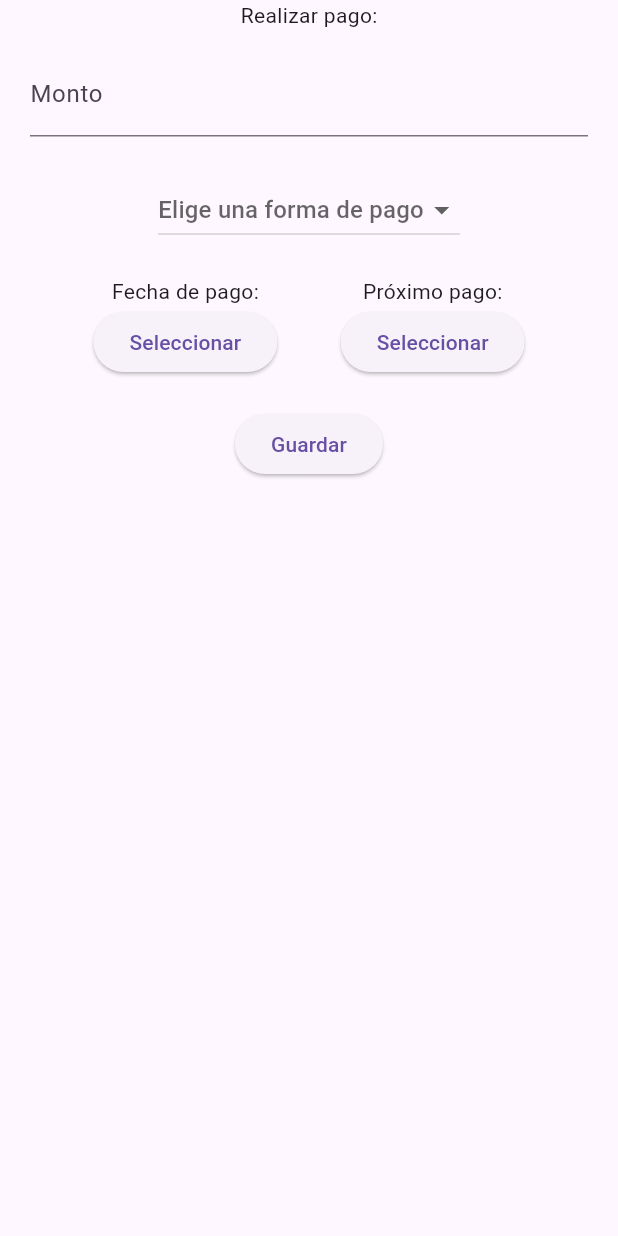
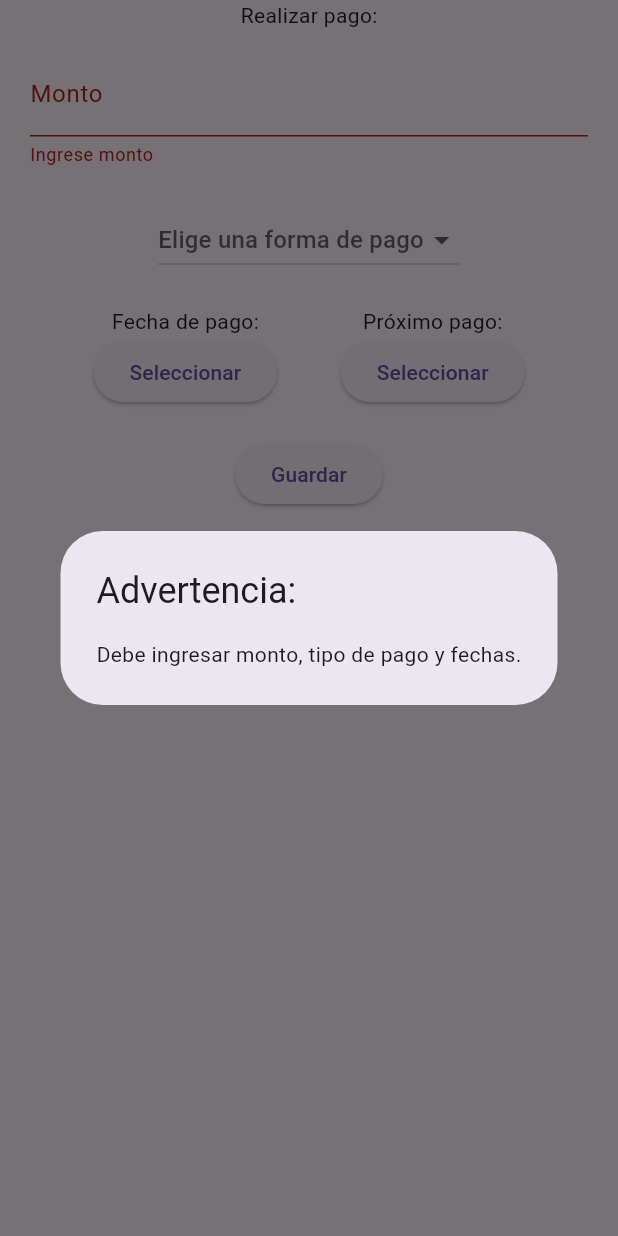
Before and after one commit to BetoCristobal/myGym, a Flutter app: the FormAgregarEditarPago widget shown alone on an empty page, opened directly, after a tap on "Guardar", on a phone screen of 412 x 824 dp. Run offline on Flutter 3.47's test engine with Material 3 defaults, Android fonts, the light colour scheme and no system bars; our stand-ins replace sqflite; accounts and stored records are empty.

Commit message:
Agregue funcionalidad Form agregar pago, falta boton guardar

```diff
--- a/lib/providers/pago_provider.dart
+++ b/lib/providers/pago_provider.dart
@@ -29,7 +29,7 @@ class PagoProvider extends ChangeNotifier {
         tipoPago: tipoPago
       );
       await pagoRepo.insertPago(nuevoPago);
-      print("Se agrego nuevo pago: $nuevoPago");
+      print("✅Se agrego nuevo pago: $nuevoPago");
     }catch(e) {
       print("❌Error al agregar pago: $e");
     }
--- a/lib/widgets/ClienteScreen/PopUpMenu/form_agregar_editar_pago.dart
+++ b/lib/widgets/ClienteScreen/PopUpMenu/form_agregar_editar_pago.dart
@@ -1,10 +1,13 @@
 import 'package:flutter/material.dart';
+import 'package:intl/intl.dart';
+import 'package:my_gym_oficial/data/models/pago_model.dart';
+import 'package:my_gym_oficial/utils/seleccionar_fecha.dart';
 
 class FormAgregarEditarPago extends StatefulWidget {
-
+  final PagoModel? pagoEditar;
   final bool estaEditando;
 
-  const FormAgregarEditarPago({super.key, required this.estaEditando});
+  const FormAgregarEditarPago({super.key, required this.estaEditando, this.pagoEditar});
 
   @override
   State<FormAgregarEditarPago> createState() => _FormAgregarEditarPagoState();
@@ -12,10 +15,38 @@ class FormAgregarEditarPago extends StatefulWidget {
 
 class _FormAgregarEditarPagoState extends State<FormAgregarEditarPago> {
 
+  final GlobalKey<FormState> formKeyPagos = GlobalKey<FormState>();
+  TextEditingController montoController = TextEditingController();
+
+  DateTime? fechaPago;
+  String txtFechaPago = "Seleccionar";
+  DateTime? fechaProximoPago;
+  String txtFechaProximoPago = 'Seleccionar';
+
   final List<String> options = ['Efectivo', 'Tarjeta', 'Transferencia'];
   String? valorDropDownButton;
 
-  TextEditingController montoController = TextEditingController();
+  @override
+  void initState() {
+    super.initState();
+    if(widget.estaEditando == true) {
+      montoController = TextEditingController(text: widget.pagoEditar!.montoPago.toString());
+
+      valorDropDownButton = widget.pagoEditar!.tipoPago;
+
+      fechaPago = widget.pagoEditar!.fechaPago;
+      fechaProximoPago = widget.pagoEditar!.proximaFechaPago;
+
+      txtFechaPago = DateFormat("dd-MM-yyyy").format(fechaPago!);
+      txtFechaProximoPago = DateFormat("dd-MM-yyyy").format(fechaProximoPago!);
+    }
+    /*
+    montoController = TextEditingController(
+      text: widget.estaEditando == true ? widget.pagoEditar?.montoPago.toString() : "");
+    fechaPago = widget.estaEditando == true ? widget.pagoEditar?.fechaPago : null;
+    fechaProximoPago = widget.estaEditando == true ? widget.pagoEditar?.proximaFechaPago : null;
+    */
+  }
 
   @override
   Widget build(BuildContext context) {
@@ -23,6 +54,7 @@ class _FormAgregarEditarPagoState extends State<FormAgregarEditarPago> {
       child: Padding(
         padding: EdgeInsets.only(bottom: MediaQuery.of(context).viewInsets.bottom),
         child: Form(
+          key: formKeyPagos,
           child: Container(
             padding: EdgeInsets.symmetric(horizontal: 20),
             child: Column(
@@ -69,10 +101,16 @@ class _FormAgregarEditarPagoState extends State<FormAgregarEditarPago> {
                       Column(
                         children: [
                           Text("Fecha de pago:"),
-
                           ElevatedButton(
-                            onPressed: () {},
-                            child: Text(widget.estaEditando == false ? "Seleccionar" : "")
+                            onPressed: () async {
+                              fechaPago = await seleccionarFecha(context);
+                              if(fechaPago != null){
+                                setState(() {
+                                  txtFechaPago = DateFormat("dd-MM-yyyy").format(fechaPago!);
+                                });
+                              }
+                            },
+                            child: Text(txtFechaPago)
                           ),
                         ],
                       ),
@@ -81,10 +119,16 @@ class _FormAgregarEditarPagoState extends State<FormAgregarEditarPago> {
                       Column(
                         children: [
                           Text("Próximo pago:"),
-
                           ElevatedButton(
-                            onPressed: () {},
-                            child: Text(widget.estaEditando == false ? "Seleccionar" : "")
+                            onPressed: () async {
+                              fechaProximoPago = await seleccionarFecha(context);
+                              if(fechaProximoPago != null) {
+                                setState(() {
+                                  txtFechaProximoPago = DateFormat('dd-MM-yyyy').format(fechaProximoPago!);
+                                });
+                              }
+                            },
+                            child: Text(txtFechaProximoPago)
                           ),
                         ],
                       ),
@@ -95,7 +139,21 @@ class _FormAgregarEditarPagoState extends State<FormAgregarEditarPago> {
                 Container(
                   margin: EdgeInsets.only(top: 10, bottom: 20),
                   child: ElevatedButton(
-                    onPressed: () {},
+                    onPressed: () {
+                      if(formKeyPagos.currentState!.validate() && fechaPago != null && fechaProximoPago != null && valorDropDownButton != null) {
+
+                      } else {
+                        showDialog(
+                          context: context,
+                          builder: (BuildContext context) {
+                            return AlertDialog(
+                              title: Text("Advertencia:"),
+                              content: Text("Debe ingresar monto, tipo de pago y fechas.")
+                            );
+                          }
+                        );
+                      }
+                    },
                     child: Text(widget.estaEditando == false ? "Guardar" : "Actualizar")
                   ),
                 ),
--- a/pubspec.yaml
+++ b/pubspec.yaml
@@ -9,6 +9,7 @@ environment:
 dependencies:
   flutter:
     sdk: flutter
+  intl: ^0.20.2
   path: ^1.9.0
   provider: ^6.1.2
   sqflite: ^2.4.1
```
Also changed, not shown: lib/utils/seleccionar_fecha.dart (added, +13 -0 lines), pubspec.lock.
